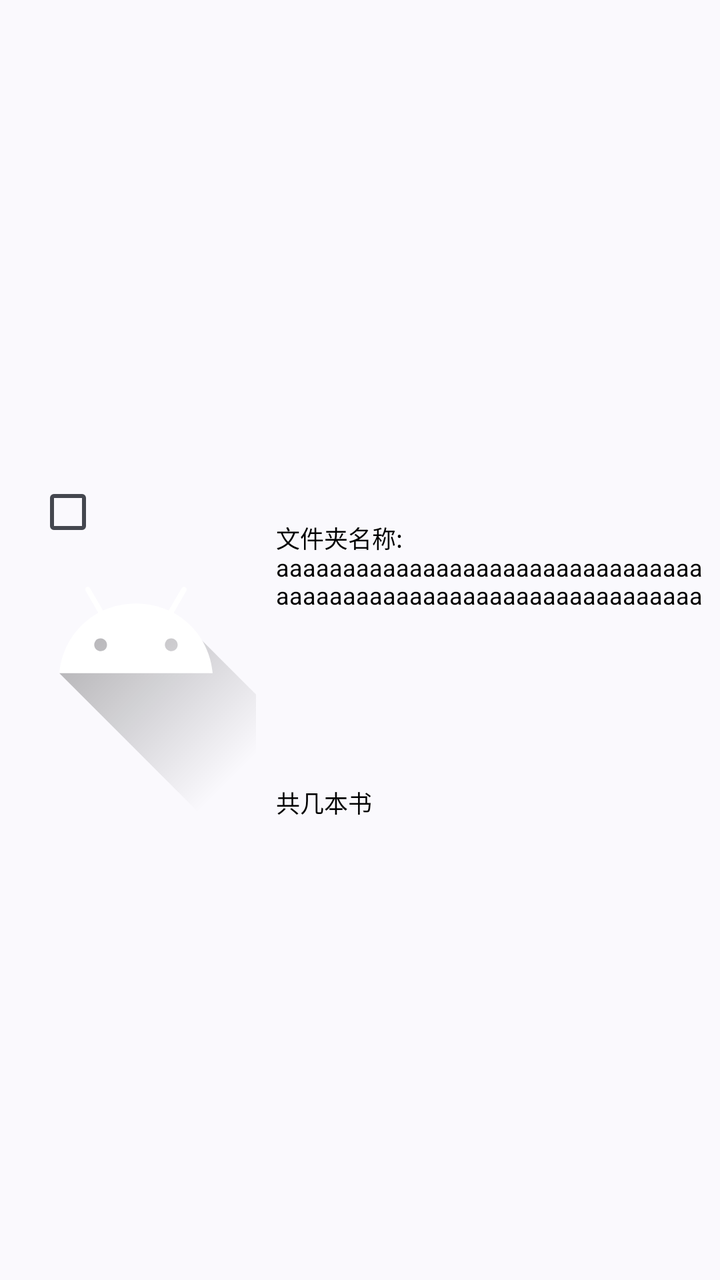
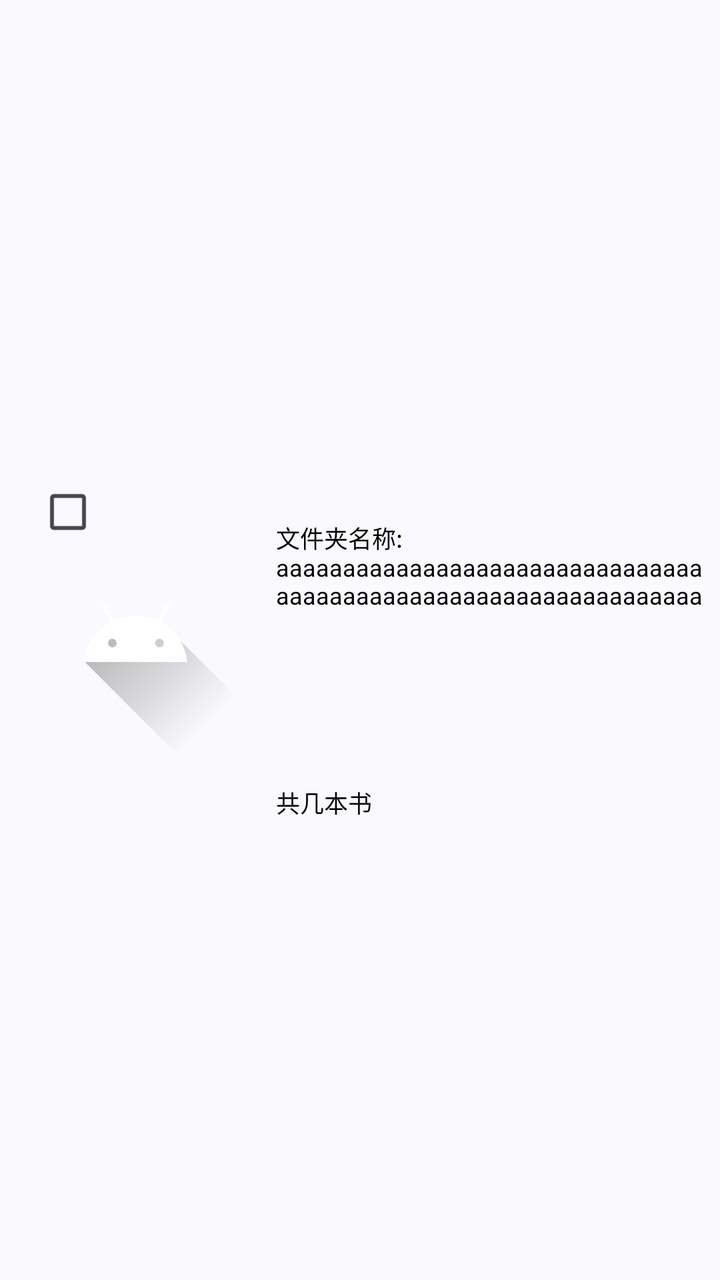

Two renders of the same Android screen: before a commit and after it. Below are the layout's source before the change and the commit's diff.
<!-- AndroidManifest.xml: application theme Theme.EBookReader -->
<!-- res/layout/cardview_forselectfolder.xml -->
<?xml version="1.0" encoding="utf-8"?>
<androidx.constraintlayout.widget.ConstraintLayout xmlns:android="http://schemas.android.com/apk/res/android"
    android:layout_width="match_parent"
    android:layout_height="wrap_content"
    android:layout_margin="10dp"
    xmlns:app="http://schemas.android.com/apk/res-auto">
    <com.google.android.material.checkbox.MaterialCheckBox
        android:id="@+id/CD_Selected_CheckBox"
        android:visibility="visible"
        android:layout_width="wrap_content"
        android:layout_height="wrap_content"
        app:layout_constraintStart_toStartOf="@id/CD_CardView_Container"
        app:layout_constraintTop_toTopOf="@id/CD_CardView_Container"
        android:layout_margin="2dp"
        android:elevation="5dp"
        />
    <androidx.constraintlayout.widget.ConstraintLayout
        android:id="@+id/CD_CardView_Container"
        android:layout_width="match_parent"
        android:layout_height="wrap_content"
        app:layout_constraintTop_toTopOf="parent"
        app:layout_constraintStart_toStartOf="parent"
        app:layout_constraintBottom_toBottomOf="parent"
        android:layout_marginHorizontal="8dp"
        android:layout_marginVertical="5dp"
        android:elevation="1dp"
        >

        <androidx.constraintlayout.widget.ConstraintLayout
            android:id="@+id/Default_SelectFolder_CardView"
            android:visibility="visible"
            android:layout_width="match_parent"
            android:layout_height="180dp"
            app:layout_constraintStart_toStartOf="parent"
            app:layout_constraintTop_toTopOf="parent"
            app:layout_constraintEnd_toEndOf="parent"
            app:layout_constraintBottom_toBottomOf="parent"
            >
            <ImageView
                app:layout_constraintTop_toTopOf="parent"
                app:layout_constraintBottom_toBottomOf="parent"
                app:layout_constraintStart_toStartOf="parent"
                android:id="@+id/CD_FolderCover_IV"
                android:layout_width="120dp"
                android:layout_height="180dp"
                android:src="@drawable/ic_launcher_foreground"
                android:scaleType="centerCrop"
                />
            <TextView
                app:layout_constraintTop_toTopOf="@+id/CD_FolderCover_IV"
                app:layout_constraintStart_toEndOf="@+id/CD_FolderCover_IV"
                android:maxWidth="240dp"
                android:id="@+id/CD_FolderName_TV"
                android:layout_width="wrap_content"
                android:layout_height="wrap_content"
                android:layout_marginTop="30dp"
                android:maxLines="5"
                android:ellipsize="end"
                android:layout_marginHorizontal="10dp"
                android:text="文件夹名称:\naaaaaaaaaaaaaaaaaaaaaaaaaaaaaaaaaaaaaaaaaaaaaaaaaaaaaaaaaaaaaaaaaaaaaaaa"
                android:textSize="12sp"
                android:textColor="@color/black"

                />
            <TextView
                app:layout_constraintBottom_toBottomOf="@id/CD_FolderCover_IV"
                app:layout_constraintStart_toEndOf="@+id/CD_FolderCover_IV"
                app:layout_constraintBaseline_toBottomOf="parent"
                android:id="@+id/CD_FolderContainBooks_TV"
                android:layout_width="wrap_content"
                android:layout_height="wrap_content"
                android:maxLines="1"
                android:ellipsize="end"
                android:text="共几本书"
                android:textSize="12sp"
                android:layout_marginHorizontal="10dp"
                android:textColor="@color/black"
                android:gravity="center"
                />

        </androidx.constraintlayout.widget.ConstraintLayout>


    </androidx.constraintlayout.widget.ConstraintLayout>







</androidx.constraintlayout.widget.ConstraintLayout>
<!-- resources referenced by this layout -->
<resources>
  <color name="black">#FF000000</color>
  <!-- drawable ic_launcher_foreground (drawable) -->
  <vector xmlns:android="http://schemas.android.com/apk/res/android"
      xmlns:aapt="http://schemas.android.com/aapt"
      android:width="108dp"
      android:height="108dp"
      android:viewportWidth="108"
      android:viewportHeight="108">
      <path android:pathData="M31,63.928c0,0 6.4,-11 12.1,-13.1c7.2,-2.6 26,-1.4 26,-1.4l38.1,38.1L107,108.928l-32,-1L31,63.928z">
          <aapt:attr name="android:fillColor">
              <gradient
                  android:endX="85.84757"
                  android:endY="92.4963"
                  android:startX="42.9492"
                  android:startY="49.59793"
                  android:type="linear">
                  <item
                      android:color="#44000000"
                      android:offset="0.0" />
                  <item
                      android:color="#00000000"
                      android:offset="1.0" />
              </gradient>
          </aapt:attr>
      </path>
      <path
          android:fillColor="#FFFFFF"
          android:fillType="nonZero"
          android:pathData="M65.3,45.828l3.8,-6.6c0.2,-0.4 0.1,-0.9 -0.3,-1.1c-0.4,-0.2 -0.9,-0.1 -1.1,0.3l-3.9,6.7c-6.3,-2.8 -13.4,-2.8 -19.7,0l-3.9,-6.7c-0.2,-0.4 -0.7,-0.5 -1.1,-0.3C38.8,38.328 38.7,38.828 38.9,39.228l3.8,6.6C36.2,49.428 31.7,56.028 31,63.928h46C76.3,56.028 71.8,49.428 65.3,45.828zM43.4,57.328c-0.8,0 -1.5,-0.5 -1.8,-1.2c-0.3,-0.7 -0.1,-1.5 0.4,-2.1c0.5,-0.5 1.4,-0.7 2.1,-0.4c0.7,0.3 1.2,1 1.2,1.8C45.3,56.528 44.5,57.328 43.4,57.328L43.4,57.328zM64.6,57.328c-0.8,0 -1.5,-0.5 -1.8,-1.2s-0.1,-1.5 0.4,-2.1c0.5,-0.5 1.4,-0.7 2.1,-0.4c0.7,0.3 1.2,1 1.2,1.8C66.5,56.528 65.6,57.328 64.6,57.328L64.6,57.328z"
          android:strokeWidth="1"
          android:strokeColor="#00000000" />
  </vector>
  <style name="Theme.EBookReader" parent="Theme.Material3.DynamicColors.Light">
          <item name="windowActionBar">false</item>
          <item name="windowNoTitle">true</item>
          <item name="background">@color/black</item>
          <item name="android:colorButtonNormal">@color/grey</item>
  
          <item name="colorSurface">@color/white</item>
  
          <item name="colorOnSurface">@color/black</item>
          <item name="colorSecondaryFixed">@color/black</item>
  
  
          <item name="colorSecondary">#EEEEEE</item>
      </style>
  <color name="grey">#FF808080</color>
  <color name="white">#FFFFFFFF</color>
</resources>

<!-- the commit's change to res/layout/cardview_forselectfolder.xml (unified diff, before → after) -->
@@ -44,7 +44,7 @@
                 android:layout_width="120dp"
                 android:layout_height="180dp"
                 android:src="@drawable/ic_launcher_foreground"
-                android:scaleType="centerCrop"
+                android:scaleType="fitCenter"
                 />
             <TextView
                 app:layout_constraintTop_toTopOf="@+id/CD_FolderCover_IV"
